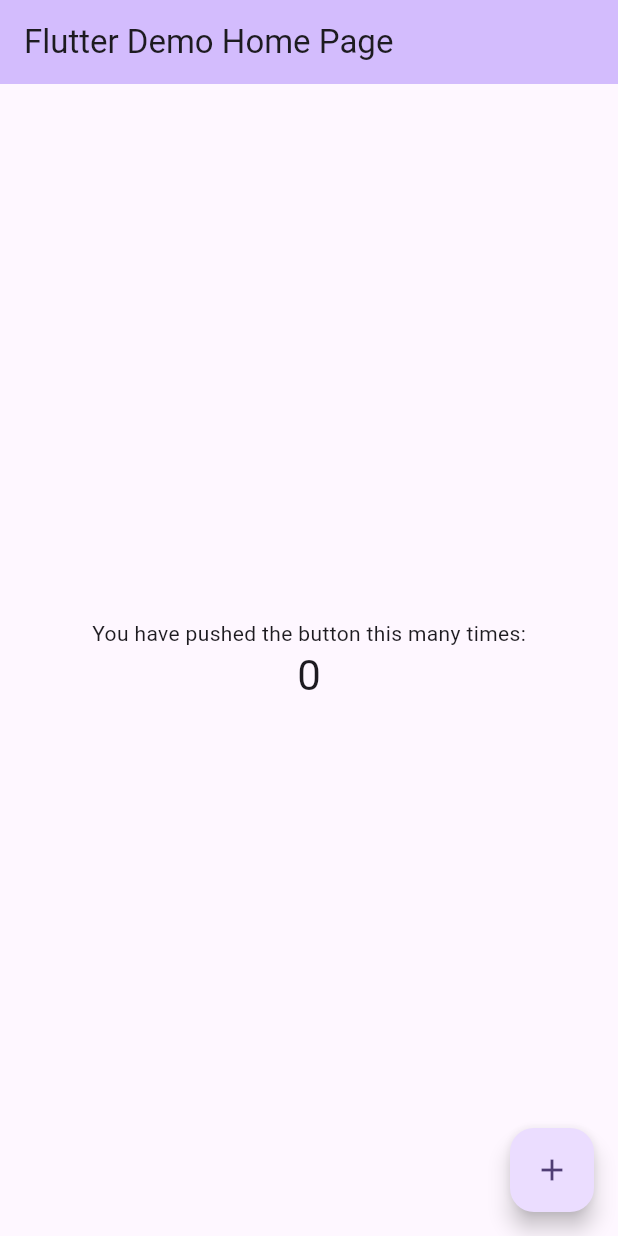
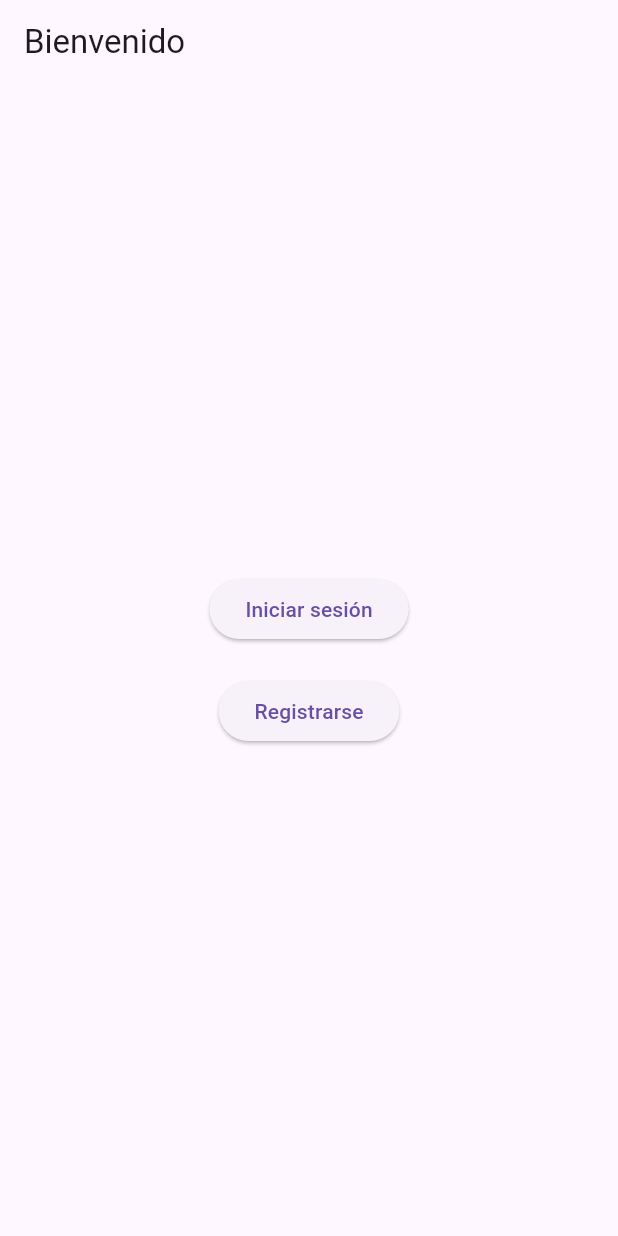
Before and after one commit to maicol1606/ldm_academy, a Flutter app: the screen it shows after launch, on a phone screen of 412 x 824 dp. Run offline on Flutter 3.47's test engine with Material 3 defaults, Android fonts, the phone set to English and light mode, and no system bars.

Commit message:
prueba movil login y register

```diff
--- a/movile/flutter_application_1/lib/main.dart
+++ b/movile/flutter_application_1/lib/main.dart
@@ -1,122 +1,16 @@
 import 'package:flutter/material.dart';
+import 'pages/home_page.dart';
 
 void main() {
-  runApp(const MyApp());
+  runApp(MyApp());
 }
 
 class MyApp extends StatelessWidget {
-  const MyApp({super.key});
-
-  // This widget is the root of your application.
   @override
   Widget build(BuildContext context) {
     return MaterialApp(
-      title: 'Flutter Demo',
-      theme: ThemeData(
-        // This is the theme of your application.
-        //
-        // TRY THIS: Try running your application with "flutter run". You'll see
-        // the application has a purple toolbar. Then, without quitting the app,
-        // try changing the seedColor in the colorScheme below to Colors.green
-        // and then invoke "hot reload" (save your changes or press the "hot
-        // reload" button in a Flutter-supported IDE, or press "r" if you used
-        // the command line to start the app).
-        //
-        // Notice that the counter didn't reset back to zero; the application
-        // state is not lost during the reload. To reset the state, use hot
-        // restart instead.
-        //
-        // This works for code too, not just values: Most code changes can be
-        // tested with just a hot reload.
-        colorScheme: ColorScheme.fromSeed(seedColor: Colors.deepPurple),
-      ),
-      home: const MyHomePage(title: 'Flutter Demo Home Page'),
+      debugShowCheckedModeBanner: false,
+      home: HomePage(),
     );
   }
 }
-
-class MyHomePage extends StatefulWidget {
-  const MyHomePage({super.key, required this.title});
-
-  // This widget is the home page of your application. It is stateful, meaning
-  // that it has a State object (defined below) that contains fields that affect
-  // how it looks.
-
-  // This class is the configuration for the state. It holds the values (in this
-  // case the title) provided by the parent (in this case the App widget) and
-  // used by the build method of the State. Fields in a Widget subclass are
-  // always marked "final".
-
-  final String title;
-
-  @override
-  State<MyHomePage> createState() => _MyHomePageState();
-}
-
-class _MyHomePageState extends State<MyHomePage> {
-  int _counter = 0;
-
-  void _incrementCounter() {
-    setState(() {
-      // This call to setState tells the Flutter framework that something has
-      // changed in this State, which causes it to rerun the build method below
-      // so that the display can reflect the updated values. If we changed
-      // _counter without calling setState(), then the build method would not be
-      // called again, and so nothing would appear to happen.
-      _counter++;
-    });
-  }
-
-  @override
-  Widget build(BuildContext context) {
-    // This method is rerun every time setState is called, for instance as done
-    // by the _incrementCounter method above.
-    //
-    // The Flutter framework has been optimized to make rerunning build methods
-    // fast, so that you can just rebuild anything that needs updating rather
-    // than having to individually change instances of widgets.
-    return Scaffold(
-      appBar: AppBar(
-        // TRY THIS: Try changing the color here to a specific color (to
-        // Colors.amber, perhaps?) and trigger a hot reload to see the AppBar
-        // change color while the other colors stay the same.
-        backgroundColor: Theme.of(context).colorScheme.inversePrimary,
-        // Here we take the value from the MyHomePage object that was created by
-        // the App.build method, and use it to set our appbar title.
-        title: Text(widget.title),
-      ),
-      body: Center(
-        // Center is a layout widget. It takes a single child and positions it
-        // in the middle of the parent.
-        child: Column(
-          // Column is also a layout widget. It takes a list of children and
-          // arranges them vertically. By default, it sizes itself to fit its
-          // children horizontally, and tries to be as tall as its parent.
-          //
-          // Column has various properties to control how it sizes itself and
-          // how it positions its children. Here we use mainAxisAlignment to
-          // center the children vertically; the main axis here is the vertical
-          // axis because Columns are vertical (the cross axis would be
-          // horizontal).
-          //
-          // TRY THIS: Invoke "debug painting" (choose the "Toggle Debug Paint"
-          // action in the IDE, or press "p" in the console), to see the
-          // wireframe for each widget.
-          mainAxisAlignment: MainAxisAlignment.center,
-          children: <Widget>[
-            const Text('You have pushed the button this many times:'),
-            Text(
-              '$_counter',
-              style: Theme.of(context).textTheme.headlineMedium,
-            ),
-          ],
-        ),
-      ),
-      floatingActionButton: FloatingActionButton(
-        onPressed: _incrementCounter,
-        tooltip: 'Increment',
-        child: const Icon(Icons.add),
-      ), // This trailing comma makes auto-formatting nicer for build methods.
-    );
-  }
-}
--- /dev/null
+++ b/movile/flutter_application_1/lib/pages/home_page.dart
@@ -0,0 +1,38 @@
+import 'package:flutter/material.dart';
+import 'login_page.dart';
+import 'register_page.dart';
+
+class HomePage extends StatelessWidget {
+  @override
+  Widget build(BuildContext context) {
+    return Scaffold(
+      appBar: AppBar(title: Text("Bienvenido")),
+      body: Center(
+        child: Column(
+          mainAxisAlignment: MainAxisAlignment.center,
+          children: [
+            ElevatedButton(
+              onPressed: () {
+                Navigator.push(
+                  context,
+                  MaterialPageRoute(builder: (context) => LoginPage()),
+                );
+              },
+              child: Text("Iniciar sesión"),
+            ),
+            SizedBox(height: 20),
+            ElevatedButton(
+              onPressed: () {
+                Navigator.push(
+                  context,
+                  MaterialPageRoute(builder: (context) => RegisterPage()),
+                );
+              },
+              child: Text("Registrarse"),
+            ),
+          ],
+        ),
+      ),
+    );
+  }
+}
--- a/movile/flutter_application_1/pubspec.yaml
+++ b/movile/flutter_application_1/pubspec.yaml
@@ -30,10 +30,11 @@ environment:
 dependencies:
   flutter:
     sdk: flutter
-
+  http: ^0.13.6  # Asegúrate de que está alineado correctamente
+  cupertino_icons: ^1.0.8  # Mantén esto también bien alineado
   # The following adds the Cupertino Icons font to your application.
   # Use with the CupertinoIcons class for iOS style icons.
-  cupertino_icons: ^1.0.8
+
 
 dev_dependencies:
   flutter_test:
```
Also changed, not shown: movile/flutter_application_1/lib/auth_service.dart (added, +36 -0 lines), movile/flutter_application_1/lib/pages/login_page.dart (added, +126 -0 lines), movile/flutter_application_1/lib/pages/register_page.dart (added, +155 -0 lines), movile/flutter_application_1/lib/pages/success_page.dart (added, +13 -0 lines), movile/flutter_application_1/pubspec.lock.
